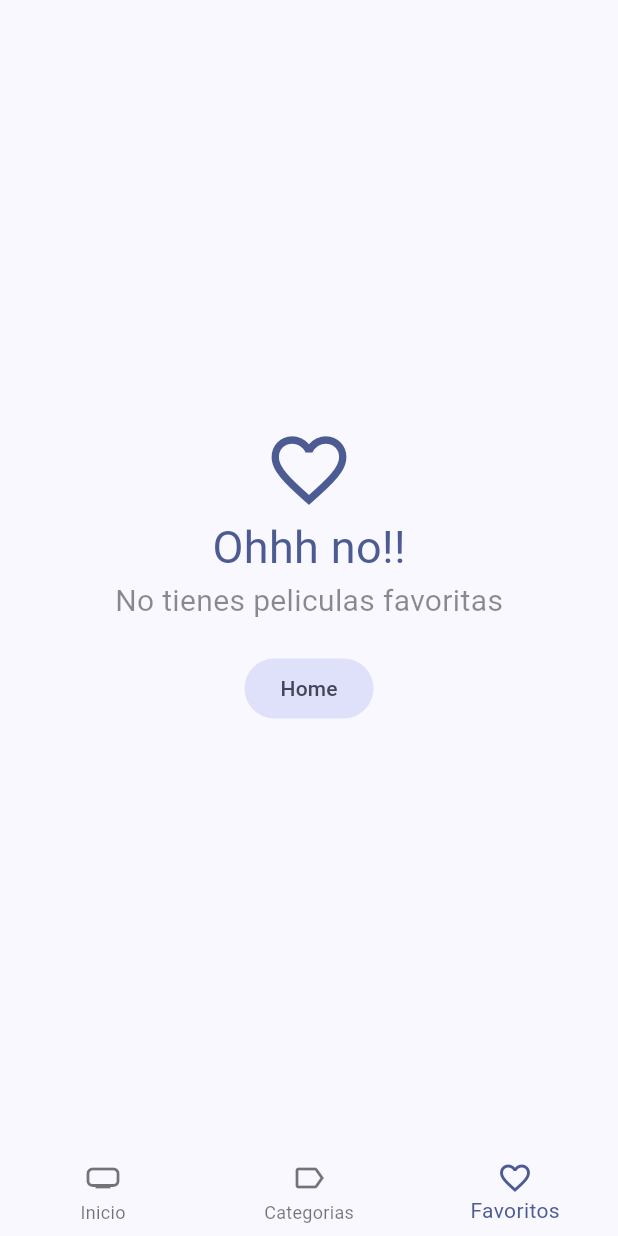
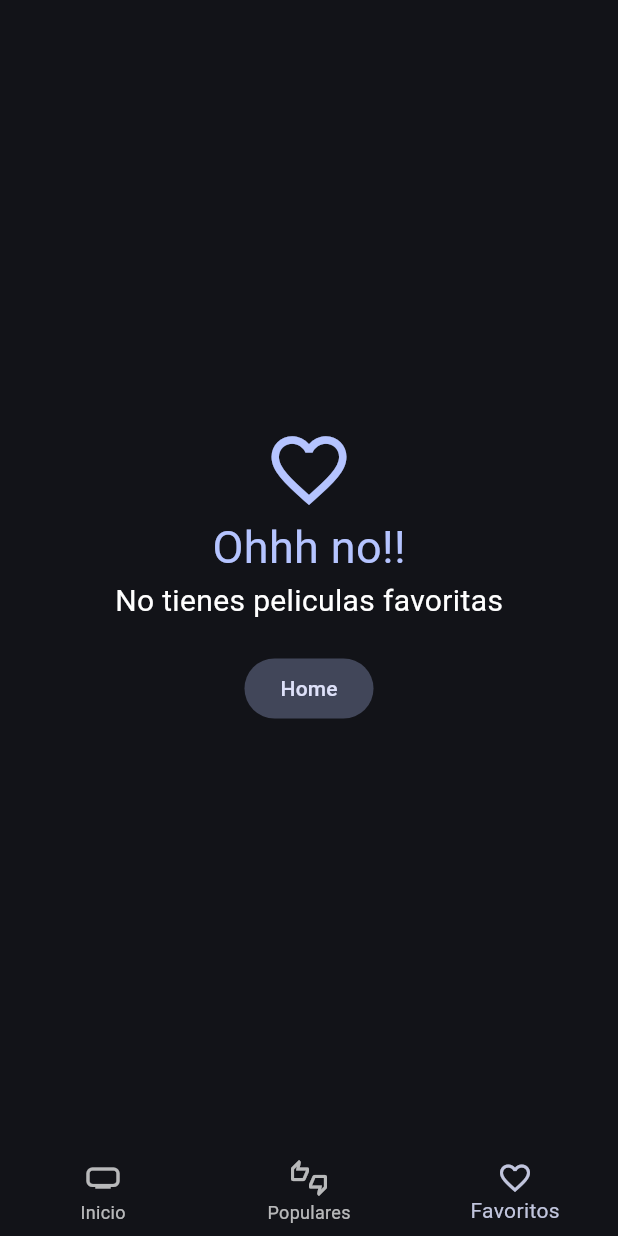
Before and after one commit to JuanPDN/flutter_course, a Flutter app: the screen it shows after launch, item 3 of the bottom bar chosen, on a phone screen of 412 x 824 dp. Run offline on Flutter 3.47's test engine with Material 3 defaults, Android fonts, the phone set to English and light mode, and no system bars; our stand-ins replace animate_do, card_swiper, dio, flutter_dotenv, flutter_riverpod, go_router and 2 more; accounts and stored records are empty; generated files the repository leaves out were written again; network calls fail.

Commit message:
cambio de apariencia

```diff
--- a/cinemapedia/lib/config/theme/app_theme.dart
+++ b/cinemapedia/lib/config/theme/app_theme.dart
@@ -2,6 +2,7 @@ import 'package:flutter/material.dart';
 
 class AppTheme {
   ThemeData getTheme()=> ThemeData(
+    brightness: Brightness.dark,
     useMaterial3: true,
     colorSchemeSeed: const Color(0xff2862f5)
   );
--- a/cinemapedia/lib/presentation/views/movies/favorites_view.dart
+++ b/cinemapedia/lib/presentation/views/movies/favorites_view.dart
@@ -36,7 +36,8 @@ class FavoritesViewState extends ConsumerState<FavoritesView> {
   @override
   Widget build(BuildContext context) {
     final favoritesMovies = ref.watch(favoriteMoviesProvider).values.toList();
-
+    bool isDark = false;
+    if(Theme.of(context).brightness == Brightness.dark) isDark = true;
 
     if(favoritesMovies.isEmpty){
       final color = Theme.of(context).colorScheme;
@@ -47,7 +48,7 @@ class FavoritesViewState extends ConsumerState<FavoritesView> {
           children: [
             Icon(Icons.favorite_outline_sharp, size: 60, color: color.primary,),
             Text('Ohhh no!!', style: TextStyle(fontSize: 30, color: color.primary),),
-            const Text('No tienes peliculas favoritas', style: TextStyle(fontSize: 20, color: Colors.black45),),
+            Text('No tienes peliculas favoritas', style: TextStyle(fontSize: 20, color:(isDark) ? Colors.white: Colors.black45),),
             const SizedBox(height: 20,),
             FilledButton.tonal(onPressed: ()=>context.go('/home/0'), child: const Text('Home'))
           ]
--- a/cinemapedia/lib/presentation/widgets/shared/custom_navigationbar.dart
+++ b/cinemapedia/lib/presentation/widgets/shared/custom_navigationbar.dart
@@ -19,7 +19,7 @@ class CustomNavigationBar extends StatelessWidget {
       },
       items: const [
         BottomNavigationBarItem(icon: Icon(Icons.home_max),label: 'Inicio'),
-        BottomNavigationBarItem(icon: Icon(Icons.label_outline), label: 'Categorias'),
+        BottomNavigationBarItem(icon: Icon(Icons.thumbs_up_down_outlined), label: 'Populares'),
         BottomNavigationBarItem(icon: Icon(Icons.favorite_outline), label: 'Favoritos'),
       ],
       elevation: 0,
```
Also changed, not shown: cinemapedia/lib/presentation/views/movies/categories_view.dart (deleted), cinemapedia/lib/presentation/views/movies/populares_view.dart (added).
